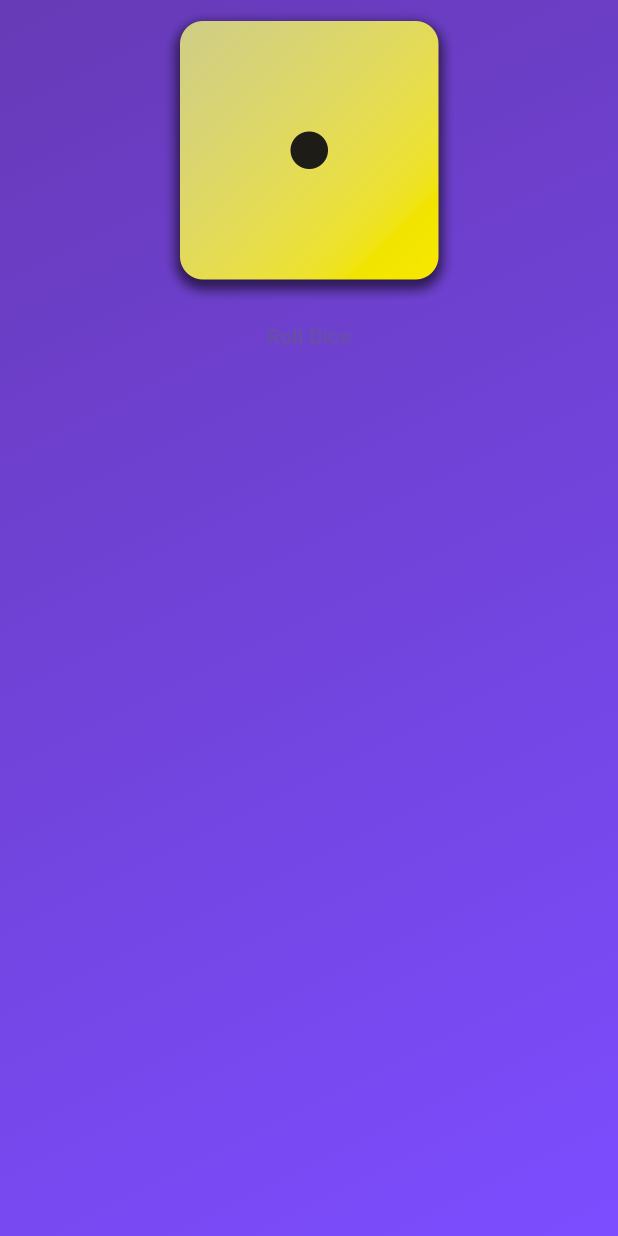
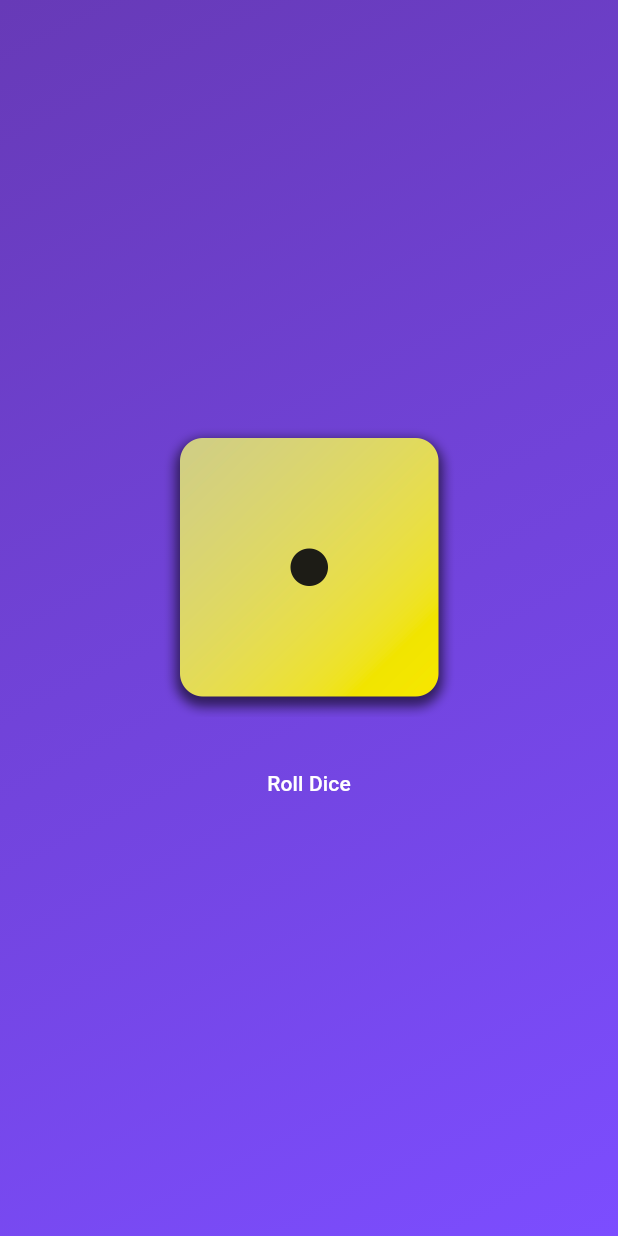
Before and after one commit to Danielabatam/flutter_first_app, a Flutter app: the screen it shows after launch, on a phone screen of 412 x 824 dp. Run offline on Flutter 3.47's test engine with Material 3 defaults, Android fonts, the phone set to English and light mode, and no system bars; statements that could not run were skipped.

Commit message:
Day 8 [30.01.2025] - styling buttons & woking with Padding

```diff
--- a/lib/gradient_container.dart
+++ b/lib/gradient_container.dart
@@ -15,7 +15,7 @@ class GradientContainer extends StatelessWidget {
   final Color color2;
 
   void rollDice() {
-    // ...
+    //...
   }
 
   @override
@@ -29,46 +29,35 @@ class GradientContainer extends StatelessWidget {
           ),
         ),
         child: Center(
-          child: Column( // on aurait pu utiliser Row(); qui utilise l'horizontal
+          child: Column(
+            mainAxisSize:
+                MainAxisSize.min, // pour aligner le contenu à la verticale
             children: [
               Image.asset(
                 'assets/images/dice-1.png',
                 width: 200,
               ),
-              // ElevatedButton(onPressed: onPressed, child: child) // pour afficher un bouton avec une couleur d'arrière plan et une légère ombre
-              // OutlinedButton(onPressed: onPressed, child: child)// Dipose d'un bouton de contour qui n'a pas d'arrière plan mais une bordure
-              // TextButton(onPressed: onPressed, child: child) // pour afficher un bouton qui n'est qu'un texte sur lequel on peut appuyer
+              const SizedBox(height: 20),
+              // StyledText(
+              //   text: 'Welcome to the Dice Roller App',
+              //   style: TextStyle(fontSize: 24, fontWeight: FontWeight.bold),
+              // ),
               TextButton(
-                  // onPressed: () {}, // methode 1; écrire la fonction ici
-                  onPressed: rollDice,
-                  child: const Text('Roll Dice')
+                onPressed: rollDice,
+                style: TextButton.styleFrom(
+                    // primary: Colors.white,
+                    // backgroundColor: Colors.black,
+
+                    // padding: EdgeInsets.only(
+                    //     left: 20, right: 20, top: 10, bottom: 10),
+
+                    foregroundColor: Colors.white, // la couleur du texte
+                    textStyle: const TexteStyle(
+                        fontSize: 28, fontWeight: FontWeight.bold)),
+                child: const Text('Roll Dice'),
               )
             ],
           ),
-          // StyledText ('Hello World!'),
         ));
   }
 }
-
-// class GradientContainer extends StatelessWidget {
-//   const GradientContainer({super.key, required this.colors});
-//
-//   final List<Color> colors;
-//
-//   @override
-//   Widget build(context) {
-//     return Container(
-//       decoration: BoxDecoration(
-//         gradient: LinearGradient(
-//           colors: colors, //[
-//           //   Colors.deepPurple,
-//           //   Colors.deepPurpleAccent
-//           // ],
-//           begin: startAlignment,
-//           end: endAlignment,
-//         ),
-//       ),
-//       child: StyledText ('Hello World!'),
-//     );
-//   }
-// }
```
